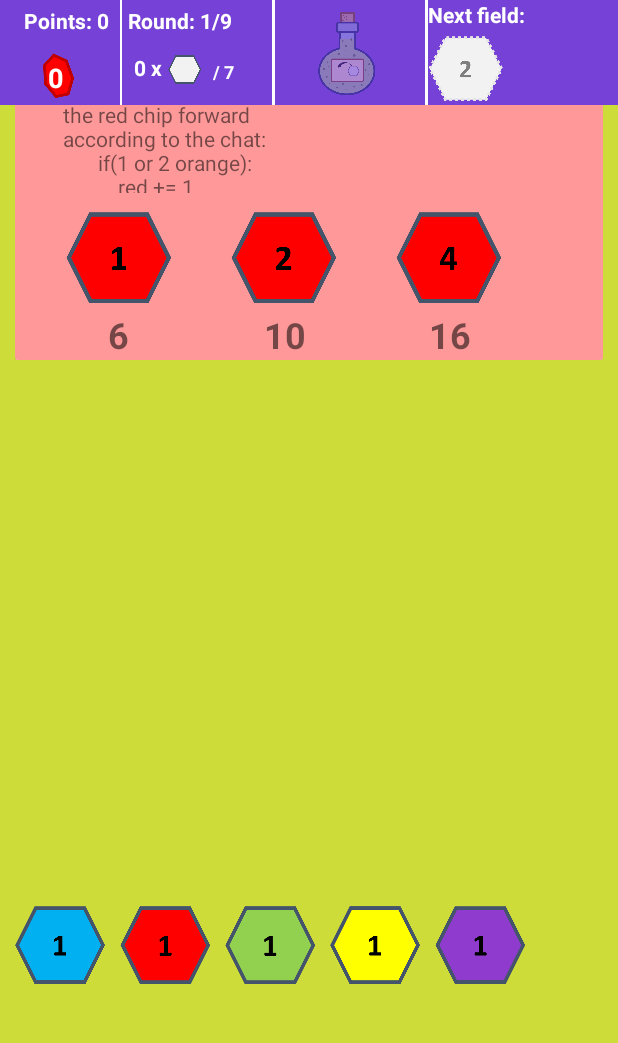
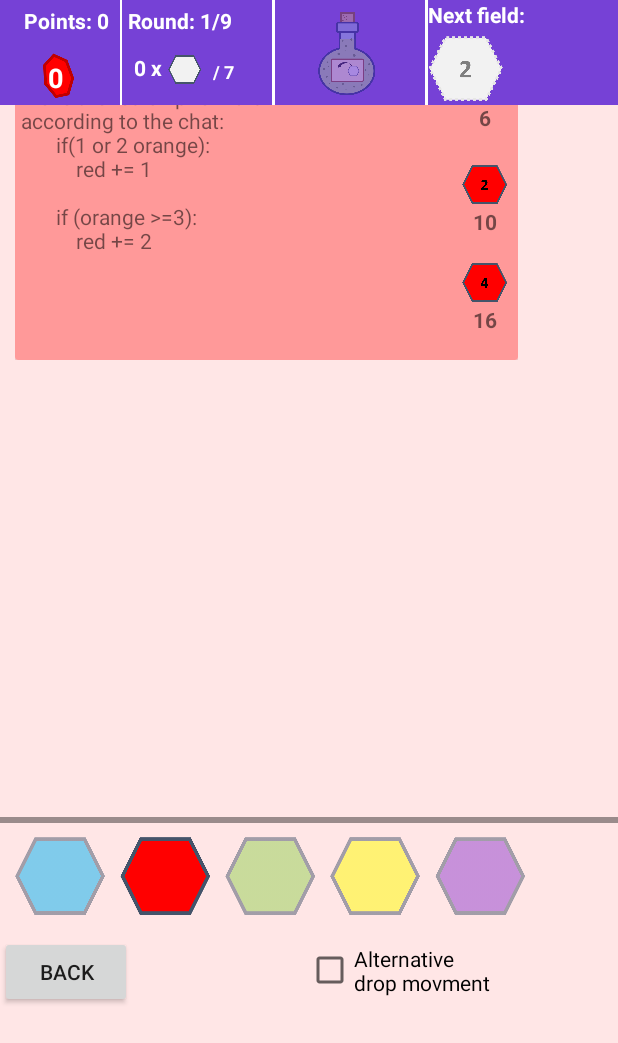
Before and after one commit to gitGut01/LeQuacks, an Android app: the fragment FragmentChooseSet placed in its activity, after a tap on an icon or button, on a phone screen of 412 x 824 dp. Shown: the top 1043 px of the screen. Run offline under Robolectric (Android 15) with nearby library versions, the light colour scheme and no system bars.

Commit message:
Improved the choose the rule screen

```diff
--- a/app/src/main/java/com/example/quacks/ChooseSet/ChooseRecyclerViewAdapter.java
+++ b/app/src/main/java/com/example/quacks/ChooseSet/ChooseRecyclerViewAdapter.java
@@ -37,7 +37,7 @@ public class ChooseRecyclerViewAdapter extends RecyclerView.Adapter<ChooseRecycl
     // inflates the row layout from xml when needed
     @Override
     public ViewHolder onCreateViewHolder(ViewGroup parent, int viewType) {
-        View view = mInflater.inflate(R.layout.recyclerview_row_buy, parent, false);
+        View view = mInflater.inflate(R.layout.recyclerview_row_choose, parent, false);
         return new ViewHolder(view);
     }
 
--- a/app/src/main/java/com/example/quacks/ChooseSet/FragmentChooseSet.java
+++ b/app/src/main/java/com/example/quacks/ChooseSet/FragmentChooseSet.java
@@ -1,13 +1,18 @@
 package com.example.quacks.ChooseSet;
 
+import android.graphics.Color;
+import android.os.Build;
 import android.os.Bundle;
 import android.view.LayoutInflater;
 import android.view.View;
 import android.view.ViewGroup;
+import android.widget.Button;
 import android.widget.ImageView;
 import android.widget.Toast;
 
 import androidx.annotation.Nullable;
+import androidx.annotation.RequiresApi;
+import androidx.constraintlayout.widget.ConstraintLayout;
 import androidx.fragment.app.Fragment;
 import androidx.recyclerview.widget.LinearLayoutManager;
 import androidx.recyclerview.widget.RecyclerView;
@@ -25,6 +30,7 @@ import com.example.quacks.MainActivity;
 import com.example.quacks.R;
 
 import java.util.ArrayList;
+import java.util.Arrays;
 
 
 public class FragmentChooseSet extends Fragment implements ChooseRecyclerViewAdapter.ItemClickListener {
@@ -38,18 +44,26 @@ public class FragmentChooseSet extends Fragment implements ChooseRecyclerViewAda
     ChooseRecyclerViewAdapter adapter;
     ChooseRecyclerViewAdapter.ItemClickListener icl_this;
 
+    ConstraintLayout cl_choose;
+    ArrayList<ImageView> arrImg;
+
+    @RequiresApi(api = Build.VERSION_CODES.N)
     @Nullable
     @Override
     public View onCreateView(LayoutInflater inflater, @Nullable ViewGroup container, @Nullable Bundle savedInstanceState) {
         View v = inflater.inflate(R.layout.fragment_choose_set, container, false);
 
         icl_this = this;
+        cl_choose = v.findViewById(R.id.cl_choose);
 
         ImageView img_blue = v.findViewById(R.id.img_blue);
         ImageView img_red = v.findViewById(R.id.img_red);
         ImageView img_green = v.findViewById(R.id.img_green);
         ImageView img_yellow = v.findViewById(R.id.img_yellow);
         ImageView img_purple = v.findViewById(R.id.img_purple);
+
+        arrImg = new ArrayList<>(Arrays.asList(
+                img_blue, img_red, img_green, img_yellow, img_purple));
 
 
 
@@ -84,15 +98,30 @@ public class FragmentChooseSet extends Fragment implements ChooseRecyclerViewAda
         makeTvClickable(img_yellow, 3, recyclerView);
         makeTvClickable(img_purple, 4, recyclerView);
 
+
+
+        //Set bg for blue on init
+        cl_choose.setBackgroundColor(Color.rgb(230, 242, 255));
+        changeAlphaOfButton();
+        arrImg.get(0).setAlpha(1.0f);
+
+
+        Button btn_back = v.findViewById(R.id.btn_back);
+        btn_back.setOnClickListener(v1 -> MainActivity.mainActivity.closeFragment());
+
         return v;
     }
 
     //Blue, Red, Yellow, Green, Purple, Black, Orange
     public void makeTvClickable(ImageView img, final int i, final RecyclerView recyclerView){
         img.setOnClickListener(new View.OnClickListener() {
+            @RequiresApi(api = Build.VERSION_CODES.N)
             public void onClick(View v) {
 
                 ArrayList<ColorInfoAb> arrColorInfoAb = new ArrayList<>();
+
+                changeAlphaOfButton();
+                arrImg.get(i).setAlpha(1.0f);
 
                 if(i == 0){
                     arrColorInfoAb.add(new Blue_set_1_info());
@@ -102,25 +131,35 @@ public class FragmentChooseSet extends Fragment implements ChooseRecyclerViewAda
 
                     recyclerView.scrollToPosition(MainActivity.set_to_play[0] - 1);
 
+                    cl_choose.setBackgroundColor(Color.rgb(230, 242, 255));
+
                 }else if(i == 1){
                     arrColorInfoAb.add(new Red_set_1_info());
 
                     recyclerView.scrollToPosition(MainActivity.set_to_play[1] - 1);
+
+                    cl_choose.setBackgroundColor(Color.rgb(255, 230, 230));
 
                 }else if(i == 2){
                     arrColorInfoAb.add(new Green_set_1_info());
 
                     recyclerView.scrollToPosition(MainActivity.set_to_play[3] - 1);
 
+                    cl_choose.setBackgroundColor(Color.rgb(230, 255, 230));
+
                 }else if(i == 3){
                     arrColorInfoAb.add(new Yellow_set_1_info());
 
                     recyclerView.scrollToPosition(MainActivity.set_to_play[2] - 1);
 
+                    cl_choose.setBackgroundColor(Color.rgb(255, 255, 230));
+
                 }else if(i == 4){
                     arrColorInfoAb.add(new Purple_set_1_info());
 
                     recyclerView.scrollToPosition(MainActivity.set_to_play[4] - 1);
+
+                    cl_choose.setBackgroundColor(Color.rgb(255, 230, 255));
                 }
 
 
@@ -131,9 +170,11 @@ public class FragmentChooseSet extends Fragment implements ChooseRecyclerViewAda
             }
         });
 
+    }
 
-
-
+    @RequiresApi(api = Build.VERSION_CODES.N)
+    private void changeAlphaOfButton(){
+        arrImg.forEach(item -> item.setAlpha(0.5f));
     }
 
 
--- a/app/src/main/java/com/example/quacks/MainActivity.java
+++ b/app/src/main/java/com/example/quacks/MainActivity.java
@@ -266,10 +266,9 @@ public class MainActivity extends AppCompatActivity implements
             }
         });
 
-        //Put the item back in the bag
+        //Change the game rules
         btn_change_rules = (Button) findViewById(R.id.btn_change_rules);
         btn_change_rules.setOnClickListener(new View.OnClickListener() {
-
             public void onClick(View v) {
                 openChangeRule();
             }
--- a/app/src/main/res/layout/activity_main.xml
+++ b/app/src/main/res/layout/activity_main.xml
@@ -57,9 +57,9 @@
         android:id="@+id/btn_change_rules"
         android:layout_width="wrap_content"
         android:layout_height="wrap_content"
-        android:layout_marginTop="276dp"
-        android:layout_marginEnd="104dp"
-        android:layout_marginRight="104dp"
+        android:layout_marginTop="212dp"
+        android:layout_marginEnd="100dp"
+        android:layout_marginRight="100dp"
         android:text="Rules"
         app:layout_constraintEnd_toEndOf="@+id/fl_img"
         app:layout_constraintTop_toBottomOf="@+id/fl_img" />
--- a/app/src/main/res/layout/fragment_choose_set.xml
+++ b/app/src/main/res/layout/fragment_choose_set.xml
@@ -2,25 +2,38 @@
 <androidx.constraintlayout.widget.ConstraintLayout xmlns:android="http://schemas.android.com/apk/res/android"
     xmlns:app="http://schemas.android.com/apk/res-auto"
     xmlns:tools="http://schemas.android.com/tools"
+    android:id="@+id/cl_choose"
     android:layout_width="match_parent"
     android:layout_height="match_parent"
-    android:background="#CDDC39"
-    tools:context=".RoundInfo.Fragment_round_info" >
+    android:background="#2196F3"
+    tools:context=".RoundInfo.Fragment_round_info">
+
+    <View
+        android:id="@+id/view16"
+        android:layout_width="match_parent"
+        android:layout_height="4dp"
+        android:layout_marginBottom="5dp"
+        android:background="#65000000"
+        app:layout_constraintBottom_toTopOf="@+id/linearLayout4"
+        tools:layout_editor_absoluteX="0dp" />
 
     <androidx.recyclerview.widget.RecyclerView
         android:id="@+id/rvPoints"
-        android:layout_width="match_parent"
-        android:layout_height="600dp"
-        app:layout_constraintTop_toTopOf="parent"
-        tools:layout_editor_absoluteX="0dp" />
+        android:layout_width="355dp"
+        android:layout_height="538dp"
+        app:layout_constraintStart_toStartOf="parent"
+        app:layout_constraintTop_toTopOf="parent">
+
+    </androidx.recyclerview.widget.RecyclerView>
 
     <LinearLayout
         android:id="@+id/linearLayout4"
         android:layout_width="match_parent"
         android:layout_height="70dp"
+        android:layout_marginTop="16dp"
         android:orientation="horizontal"
         app:layout_constraintTop_toBottomOf="@+id/rvPoints"
-        tools:layout_editor_absoluteX="0dp">
+        tools:layout_editor_absoluteX="-3dp">
 
         <View
             android:id="@+id/view"
@@ -31,7 +44,7 @@
             android:id="@+id/img_blue"
             android:layout_width="60dp"
             android:layout_height="60dp"
-            android:src="@drawable/blue_1" />
+            android:src="@drawable/item_blue" />
 
         <View
             android:id="@+id/view6"
@@ -42,7 +55,7 @@
             android:id="@+id/img_red"
             android:layout_width="60dp"
             android:layout_height="60dp"
-            android:src="@drawable/red_1" />
+            android:src="@drawable/item_red" />
 
         <View
             android:id="@+id/view7"
@@ -53,7 +66,7 @@
             android:id="@+id/img_green"
             android:layout_width="60dp"
             android:layout_height="60dp"
-            android:src="@drawable/green_1" />
+            android:src="@drawable/item_green" />
 
         <View
             android:id="@+id/view8"
@@ -64,7 +77,7 @@
             android:id="@+id/img_yellow"
             android:layout_width="60dp"
             android:layout_height="60dp"
-            android:src="@drawable/yellow_1" />
+            android:src="@drawable/item_yellow" />
 
         <View
             android:id="@+id/view9"
@@ -75,8 +88,27 @@
             android:id="@+id/img_purple"
             android:layout_width="60dp"
             android:layout_height="60dp"
-            android:src="@drawable/purple_1" />
+            android:src="@drawable/item_purple" />
 
     </LinearLayout>
 
+    <Button
+        android:id="@+id/btn_back"
+        android:layout_width="wrap_content"
+        android:layout_height="wrap_content"
+        android:text="Back"
+        app:layout_constraintStart_toStartOf="parent"
+        app:layout_constraintTop_toBottomOf="@+id/linearLayout4" />
+
+    <CheckBox
+        android:id="@+id/cb_alternative"
+        android:layout_width="wrap_content"
+        android:layout_height="wrap_content"
+        android:layout_marginStart="116dp"
+        android:layout_marginLeft="116dp"
+        android:layout_marginTop="5dp"
+        android:text="Alternative \ndrop movment"
+        app:layout_constraintStart_toEndOf="@+id/btn_back"
+        app:layout_constraintTop_toTopOf="@+id/btn_back" />
+
 </androidx.constraintlayout.widget.ConstraintLayout>
--- /dev/null
+++ b/app/src/main/res/layout/recyclerview_row_choose.xml
@@ -0,0 +1,110 @@
+<?xml version="1.0" encoding="utf-8"?>
+<LinearLayout xmlns:android="http://schemas.android.com/apk/res/android"
+    xmlns:app="http://schemas.android.com/apk/res-auto"
+    xmlns:tools="http://schemas.android.com/tools"
+    android:id="@+id/linearLayout2"
+    android:layout_width="match_parent"
+    android:layout_height="250dp"
+    android:orientation="horizontal"
+    android:padding="10dp">
+
+    <androidx.cardview.widget.CardView
+        android:id="@+id/cl_card_view"
+        android:layout_width="match_parent"
+        android:layout_height="match_parent"
+        android:background="#ADA47D"
+        android:focusableInTouchMode="false"
+        app:cardCornerRadius="2dp">
+
+        <androidx.constraintlayout.widget.ConstraintLayout
+            android:id="@+id/cl_card"
+            android:layout_width="match_parent"
+            android:layout_height="match_parent"
+            android:background="#FFEB3B">
+
+            <ImageView
+                android:id="@+id/img_0"
+                android:layout_width="30dp"
+                android:layout_height="30dp"
+                android:layout_marginStart="4dp"
+                android:layout_marginLeft="4dp"
+                app:layout_constraintStart_toEndOf="@+id/tv_info"
+                app:layout_constraintTop_toTopOf="@+id/tv_info" />
+
+            <TextView
+                android:id="@+id/tv_0"
+                android:layout_width="wrap_content"
+                android:layout_height="wrap_content"
+                android:gravity="center"
+                android:text="       "
+                android:textSize="14sp"
+                android:textStyle="bold"
+                app:layout_constraintEnd_toEndOf="@+id/img_0"
+                app:layout_constraintStart_toStartOf="@+id/img_0"
+                app:layout_constraintTop_toBottomOf="@+id/img_0" />
+
+            <ImageView
+                android:id="@+id/img_1"
+                android:layout_width="30dp"
+                android:layout_height="30dp"
+                android:layout_marginTop="20dp"
+                app:layout_constraintStart_toStartOf="@+id/img_0"
+                app:layout_constraintTop_toBottomOf="@+id/tv_0"
+                app:srcCompat="@drawable/yellow_2" />
+
+            <TextView
+                android:id="@+id/tv_1"
+                android:layout_width="wrap_content"
+                android:layout_height="wrap_content"
+                android:gravity="center"
+                android:text="12"
+                android:textSize="14sp"
+                android:textStyle="bold"
+                app:layout_constraintEnd_toEndOf="@+id/img_1"
+                app:layout_constraintStart_toStartOf="@+id/img_1"
+                app:layout_constraintTop_toBottomOf="@+id/img_1" />
+
+            <ImageView
+                android:id="@+id/img_2"
+                android:layout_width="30dp"
+                android:layout_height="30dp"
+                android:layout_marginTop="16dp"
+                app:layout_constraintStart_toStartOf="@+id/img_1"
+                app:layout_constraintTop_toBottomOf="@+id/tv_1" />
+
+            <TextView
+                android:id="@+id/tv_2"
+                android:layout_width="wrap_content"
+                android:layout_height="wrap_content"
+                android:gravity="center"
+                android:text="     "
+                android:textSize="14dp"
+                android:textStyle="bold"
+                app:layout_constraintEnd_toEndOf="@+id/img_2"
+                app:layout_constraintStart_toStartOf="@+id/img_2"
+                app:layout_constraintTop_toBottomOf="@+id/img_2" />
+
+            <TextView
+                android:id="@+id/tv_info"
+                android:layout_width="290dp"
+                android:layout_height="198dp"
+                android:text="If the previously played chip was white, \nput the white chip back into the bag"
+                app:layout_constraintStart_toStartOf="@+id/tv_header"
+                app:layout_constraintTop_toBottomOf="@+id/tv_header" />
+
+            <TextView
+                android:id="@+id/tv_header"
+                android:layout_width="wrap_content"
+                android:layout_height="wrap_content"
+                android:layout_marginStart="4dp"
+                android:layout_marginLeft="4dp"
+                android:layout_marginTop="4dp"
+                android:text="Yellow (Set 1)"
+                android:textSize="18sp"
+                android:textStyle="bold"
+                app:layout_constraintStart_toStartOf="parent"
+                app:layout_constraintTop_toTopOf="parent" />
+        </androidx.constraintlayout.widget.ConstraintLayout>
+    </androidx.cardview.widget.CardView>
+
+</LinearLayout>
```
Also changed, not shown: app/src/main/res/drawable-v24/item_blue.png (added), app/src/main/res/drawable-v24/item_green.png (added), app/src/main/res/drawable-v24/item_purple.png (added), app/src/main/res/drawable-v24/item_red.png (added), app/src/main/res/drawable-v24/item_yellow.png (added).
